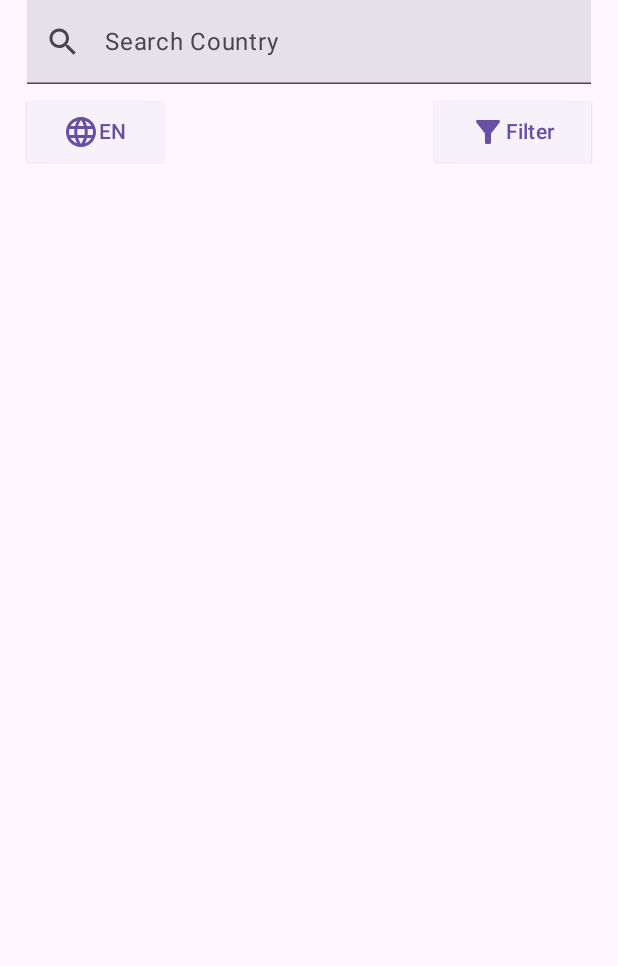
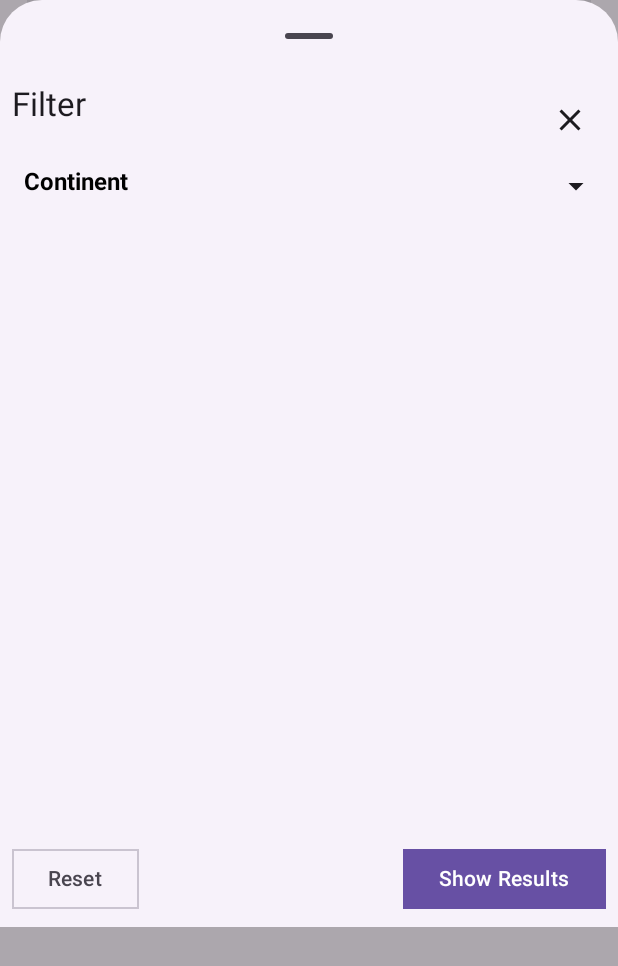
Before and after one commit to Enoch02/country-info, an Android app built with Jetpack Compose: the composable SearchAndFilterView shown on its own in the app's theme, after a tap on "Filter", on a phone screen of 412 x 824 dp. Shown: the top 966 px of the screen. Run offline under Robolectric (Android 15) with nearby library versions, the phone set to English and light mode, and no system bars; 3 statements that could not run were skipped.

Commit message:
feature: filtering

```diff
--- /dev/null
+++ b/app/src/main/java/com/enoch02/countryinfo/ui/screens/country_list/components/CountrySearchBar.kt
@@ -0,0 +1,66 @@
+package com.enoch02.countryinfo.ui.screens.country_list.components
+
+import androidx.compose.foundation.layout.fillMaxWidth
+import androidx.compose.foundation.layout.heightIn
+import androidx.compose.foundation.text.KeyboardActions
+import androidx.compose.foundation.text.KeyboardOptions
+import androidx.compose.material.icons.Icons
+import androidx.compose.material.icons.filled.Clear
+import androidx.compose.material.icons.filled.Search
+import androidx.compose.material3.Icon
+import androidx.compose.material3.IconButton
+import androidx.compose.material3.Text
+import androidx.compose.material3.TextField
+import androidx.compose.runtime.Composable
+import androidx.compose.ui.Modifier
+import androidx.compose.ui.graphics.RectangleShape
+import androidx.compose.ui.text.input.ImeAction
+import androidx.compose.ui.text.input.KeyboardCapitalization
+import androidx.compose.ui.unit.dp
+
+@Composable
+fun CountrySearchBar(
+    query: String,
+    onQueryChange: (String) -> Unit,
+    modifier: Modifier = Modifier,
+    placeholder: String = "Search...",
+    leadingIcon: @Composable (() -> Unit)? = {
+        Icon(
+            imageVector = Icons.Default.Search,
+            contentDescription = "Search"
+        )
+    },
+    onSearch: () -> Unit,
+    onClear: () -> Unit,
+) {
+    TextField(
+        value = query,
+        onValueChange = onQueryChange,
+        modifier = modifier
+            .fillMaxWidth()
+            .heightIn(min = 56.dp),
+        placeholder = {
+            Text(
+                text = placeholder,
+            )
+        },
+        leadingIcon = leadingIcon,
+        trailingIcon = {
+            if (query.isNotEmpty()) {
+                IconButton(onClick = onClear) {
+                    Icon(
+                        imageVector = Icons.Default.Clear,
+                        contentDescription = "Clear"
+                    )
+                }
+            }
+        },
+        singleLine = true,
+        shape = RectangleShape,
+        keyboardOptions = KeyboardOptions(
+            imeAction = ImeAction.Search,
+            capitalization = KeyboardCapitalization.Words
+        ),
+        keyboardActions = KeyboardActions(onSearch = { onSearch() })
+    )
+}
--- /dev/null
+++ b/app/src/main/java/com/enoch02/countryinfo/ui/screens/country_list/components/DropDowns.kt
@@ -0,0 +1,103 @@
+package com.enoch02.countryinfo.ui.screens.country_list.components
+
+import androidx.compose.animation.AnimatedVisibility
+import androidx.compose.foundation.clickable
+import androidx.compose.foundation.layout.Arrangement
+import androidx.compose.foundation.layout.Column
+import androidx.compose.foundation.layout.Row
+import androidx.compose.foundation.layout.fillMaxWidth
+import androidx.compose.foundation.layout.padding
+import androidx.compose.foundation.lazy.LazyColumn
+import androidx.compose.foundation.lazy.items
+import androidx.compose.material3.Checkbox
+import androidx.compose.material3.Icon
+import androidx.compose.material3.ListItem
+import androidx.compose.material3.Text
+import androidx.compose.runtime.Composable
+import androidx.compose.runtime.getValue
+import androidx.compose.runtime.mutableStateOf
+import androidx.compose.runtime.remember
+import androidx.compose.runtime.setValue
+import androidx.compose.ui.Modifier
+import androidx.compose.ui.graphics.Color
+import androidx.compose.ui.res.painterResource
+import androidx.compose.ui.text.font.FontWeight
+import androidx.compose.ui.unit.dp
+import androidx.compose.ui.unit.sp
+import com.enoch02.countryinfo.R
+
+@Composable
+fun ContinentDropdown(
+    modifier: Modifier = Modifier,
+    continents: List<String>,
+    selectedContinents: List<String>,
+    addContinent: (String) -> Unit,
+    removeContinent: (String) -> Unit,
+) {
+    var expanded by remember { mutableStateOf(false) }
+
+    Column(
+        modifier = modifier
+            .fillMaxWidth()
+            .padding(horizontal = 16.dp)
+    ) {
+        Row(
+            modifier = Modifier
+                .fillMaxWidth()
+                .clickable {
+                    expanded = !expanded
+                },
+            horizontalArrangement = Arrangement.SpaceBetween
+        ) {
+            Text(
+                text = "Continent",
+                fontWeight = FontWeight.Bold,
+                fontSize = 16.sp,
+                color = Color.Black,
+                modifier = Modifier.padding(bottom = 8.dp)
+            )
+
+            Icon(
+                painter = if (expanded) {
+                    painterResource(R.drawable.baseline_arrow_drop_up_24)
+                } else {
+                    painterResource(R.drawable.baseline_arrow_drop_down_24)
+                },
+                contentDescription = "Dropdown Arrow"
+            )
+        }
+
+        AnimatedVisibility(expanded) {
+            LazyColumn {
+                items(continents) { continent ->
+                    ListItem(
+                        headlineContent = {
+                            Text(text = continent)
+                        },
+                        trailingContent = {
+                            Checkbox(
+                                checked = continent in selectedContinents,
+                                onCheckedChange = {
+                                    if (it) {
+                                        addContinent(continent)
+                                    }
+                                    else {
+                                        removeContinent(continent)
+                                    }
+                                }
+                            )
+                        },
+                        modifier = Modifier.clickable {
+                            if (continent in selectedContinents) {
+                                removeContinent(continent)
+                            } else {
+                                addContinent(continent)
+                            }
+                        }
+                    )
+
+                }
+            }
+        }
+    }
+}
--- a/app/src/main/java/com/enoch02/countryinfo/ui/screens/country_list/components/SearchAndFilterView.kt
+++ b/app/src/main/java/com/enoch02/countryinfo/ui/screens/country_list/components/SearchAndFilterView.kt
@@ -4,32 +4,34 @@ import androidx.compose.foundation.layout.Arrangement
 import androidx.compose.foundation.layout.Column
 import androidx.compose.foundation.layout.Row
 import androidx.compose.foundation.layout.Spacer
+import androidx.compose.foundation.layout.fillMaxHeight
 import androidx.compose.foundation.layout.fillMaxWidth
 import androidx.compose.foundation.layout.height
-import androidx.compose.foundation.layout.heightIn
 import androidx.compose.foundation.layout.padding
-import androidx.compose.foundation.text.KeyboardActions
-import androidx.compose.foundation.text.KeyboardOptions
+import androidx.compose.foundation.layout.width
 import androidx.compose.material.icons.Icons
 import androidx.compose.material.icons.filled.Clear
-import androidx.compose.material.icons.filled.Search
+import androidx.compose.material3.Button
 import androidx.compose.material3.ElevatedButton
 import androidx.compose.material3.ExperimentalMaterial3Api
 import androidx.compose.material3.Icon
 import androidx.compose.material3.IconButton
+import androidx.compose.material3.MaterialTheme
+import androidx.compose.material3.ModalBottomSheet
+import androidx.compose.material3.OutlinedButton
 import androidx.compose.material3.Text
-import androidx.compose.material3.TextField
+import androidx.compose.material3.rememberModalBottomSheetState
 import androidx.compose.runtime.Composable
 import androidx.compose.runtime.getValue
+import androidx.compose.runtime.mutableStateListOf
 import androidx.compose.runtime.mutableStateOf
 import androidx.compose.runtime.remember
 import androidx.compose.runtime.setValue
 import androidx.compose.ui.Alignment
 import androidx.compose.ui.Modifier
+import androidx.compose.ui.draw.alpha
 import androidx.compose.ui.graphics.RectangleShape
 import androidx.compose.ui.res.painterResource
-import androidx.compose.ui.text.input.ImeAction
-import androidx.compose.ui.text.input.KeyboardCapitalization
 import androidx.compose.ui.tooling.preview.Preview
 import androidx.compose.ui.unit.dp
 import com.enoch02.countryinfo.R
@@ -39,12 +41,22 @@ fun SearchAndFilterView(
     modifier: Modifier = Modifier,
     onSearch: (String) -> Unit,
     onClear: () -> Unit,
+    onFilterByContinent: (continents: List<String>) -> Unit,
 ) {
     var query by remember { mutableStateOf("") }
-
-    if (query.isEmpty()) {
-        onClear()
-    }
+    var showFilters by remember { mutableStateOf(false) }
+    val continents = listOf(
+        "Africa",
+        "Asia",
+        "Australia",
+        "Europe",
+        "North America",
+        "South America",
+        "The Caribean",
+        "Central America",
+        "Oceana"
+    )
+    val selectedContinents = remember { mutableStateListOf<String>() }
 
     Column(
         modifier = modifier.padding(horizontal = 18.dp),
@@ -75,76 +87,118 @@ fun SearchAndFilterView(
                         contentDescription = "Language"
                     )
 
+                    Spacer(Modifier.width(12.dp))
+
                     Text(text = "EN") //TODO
                 },
                 onClick = {
 
                 },
-                shape = RectangleShape
+                shape = RectangleShape,
+                modifier = Modifier.alpha(0f)
             )
 
             ElevatedButton(
                 content = {
                     Icon(
                         painter = painterResource(R.drawable.baseline_filter_list_alt_24),
-                        contentDescription = "Language"
+                        contentDescription = "Filter"
                     )
 
-                    Text(text = "Filter") //TODO
+                    Spacer(Modifier.width(12.dp))
+
+                    Text(text = "Filter")
                 },
                 onClick = {
-
+                    showFilters = true
                 },
                 shape = RectangleShape
             )
         }
     }
+
+    if (showFilters) {
+        FilterBottomSheet(
+            modifier = Modifier.fillMaxHeight(0.75f),
+            onDismiss = { showFilters = false },
+            continents = continents,
+            selectedContinents = selectedContinents,
+            addContinent = { selectedContinents.add(it) },
+            removeContinent = { selectedContinents.remove(it) },
+            clearContinents = { selectedContinents.clear() },
+            onShowResults = {
+                onFilterByContinent(selectedContinents)
+            }
+        )
+    }
 }
 
+@OptIn(ExperimentalMaterial3Api::class)
 @Composable
-fun CountrySearchBar(
-    query: String,
-    onQueryChange: (String) -> Unit,
+fun FilterBottomSheet(
     modifier: Modifier = Modifier,
-    placeholder: String = "Search...",
-    leadingIcon: @Composable (() -> Unit)? = {
-        Icon(
-            imageVector = Icons.Default.Search,
-            contentDescription = "Search"
-        )
-    },
-    onSearch: () -> Unit,
-    onClear: () -> Unit,
+    onDismiss: () -> Unit,
+    continents: List<String>,
+    selectedContinents: List<String>,
+    addContinent: (String) -> Unit,
+    removeContinent: (String) -> Unit,
+    clearContinents: () -> Unit,
+    onShowResults: () -> Unit,
 ) {
-    TextField(
-        value = query,
-        onValueChange = onQueryChange,
-        modifier = modifier
-            .fillMaxWidth()
-            .heightIn(min = 56.dp),
-        placeholder = {
-            Text(
-                text = placeholder,
-            )
-        },
-        leadingIcon = leadingIcon,
-        trailingIcon = {
-            if (query.isNotEmpty()) {
-                IconButton(onClick = onClear) {
-                    Icon(
-                        imageVector = Icons.Default.Clear,
-                        contentDescription = "Clear"
-                    )
+    ModalBottomSheet(
+        onDismissRequest = onDismiss,
+        sheetState = rememberModalBottomSheetState(skipPartiallyExpanded = true),
+        modifier = modifier,
+        content = {
+            Row(
+                horizontalArrangement = Arrangement.SpaceBetween,
+                modifier = Modifier
+                    .fillMaxWidth()
+                    .padding(8.dp)
+            ) {
+                Text(text = "Filter", style = MaterialTheme.typography.titleLarge)
+
+                IconButton(onClick = onDismiss) {
+                    Icon(Icons.Default.Clear, contentDescription = null)
                 }
             }
-        },
-        singleLine = true,
-        shape = RectangleShape,
-        keyboardOptions = KeyboardOptions(
-            imeAction = ImeAction.Search,
-            capitalization = KeyboardCapitalization.Words
-        ),
-        keyboardActions = KeyboardActions(onSearch = { onSearch() })
+
+            ContinentDropdown(
+                modifier = Modifier.weight(1f),
+                continents = continents,
+                selectedContinents = selectedContinents,
+                addContinent = { continent ->
+                    addContinent(continent)
+                },
+                removeContinent = { continent ->
+                    removeContinent(continent)
+                }
+            )
+
+            Row(
+                horizontalArrangement = Arrangement.SpaceBetween,
+                modifier = Modifier
+                    .fillMaxWidth()
+                    .padding(8.dp)
+            ) {
+                OutlinedButton(
+                    content = { Text(text = "Reset") },
+                    onClick = {
+                        clearContinents()
+                    },
+                    shape = RectangleShape
+                )
+
+                Button(
+                    content = { Text(text = "Show Results") },
+                    onClick = {
+                        onShowResults()
+                        onDismiss()
+                    },
+                    shape = RectangleShape
+                )
+            }
+        }
     )
 }
 
@@ -152,5 +206,5 @@ fun CountrySearchBar(
 @Preview
 @Composable
 private fun Preview() {
-    SearchAndFilterView(onSearch = {}, onClear = {})
+    SearchAndFilterView(onSearch = {}, onClear = {}, onFilterByContinent = {})
 }
--- a/app/src/main/java/com/enoch02/countryinfo/ui/theme/Theme.kt
+++ b/app/src/main/java/com/enoch02/countryinfo/ui/theme/Theme.kt
@@ -1,8 +1,6 @@
 package com.enoch02.countryinfo.ui.theme
 
-import android.app.Activity
 import android.os.Build
-import androidx.compose.foundation.isSystemInDarkTheme
 import androidx.compose.material3.MaterialTheme
 import androidx.compose.material3.darkColorScheme
 import androidx.compose.material3.dynamicDarkColorScheme
--- /dev/null
+++ b/app/src/main/res/drawable/baseline_arrow_drop_down_24.xml
@@ -0,0 +1,5 @@
+<vector xmlns:android="http://schemas.android.com/apk/res/android" android:height="24dp" android:tint="#000000" android:viewportHeight="24" android:viewportWidth="24" android:width="24dp">
+
+    <path android:fillColor="@android:color/white" android:pathData="M7,10l5,5 5,-5z"/>
+
+</vector>
--- /dev/null
+++ b/app/src/main/res/drawable/baseline_arrow_drop_up_24.xml
@@ -0,0 +1,5 @@
+<vector xmlns:android="http://schemas.android.com/apk/res/android" android:height="24dp" android:tint="#000000" android:viewportHeight="24" android:viewportWidth="24" android:width="24dp">
+
+    <path android:fillColor="@android:color/white" android:pathData="M7,14l5,-5 5,5z"/>
+
+</vector>
```
Also changed, not shown: app/src/main/java/com/enoch02/countryinfo/MainActivity.kt (+12 -3 lines), app/src/main/java/com/enoch02/countryinfo/ui/screens/CountryInfoViewModel.kt (+9 -0 lines), app/src/main/java/com/enoch02/countryinfo/ui/screens/country_list/CountryListScreen.kt (+5 -11 lines).
